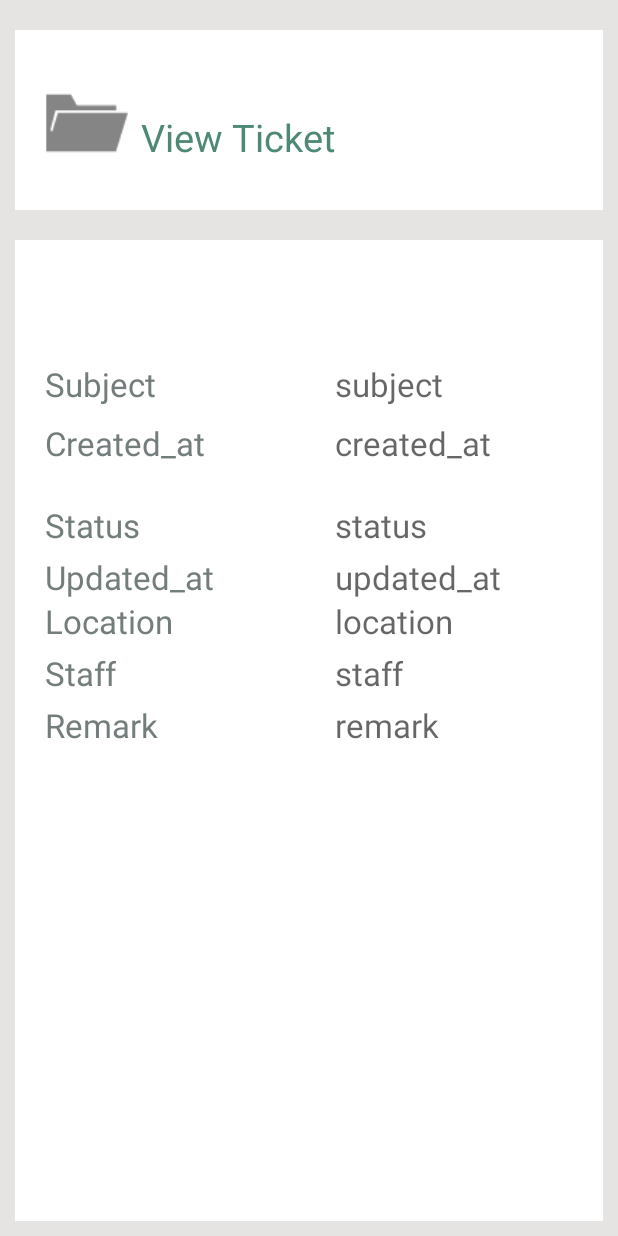
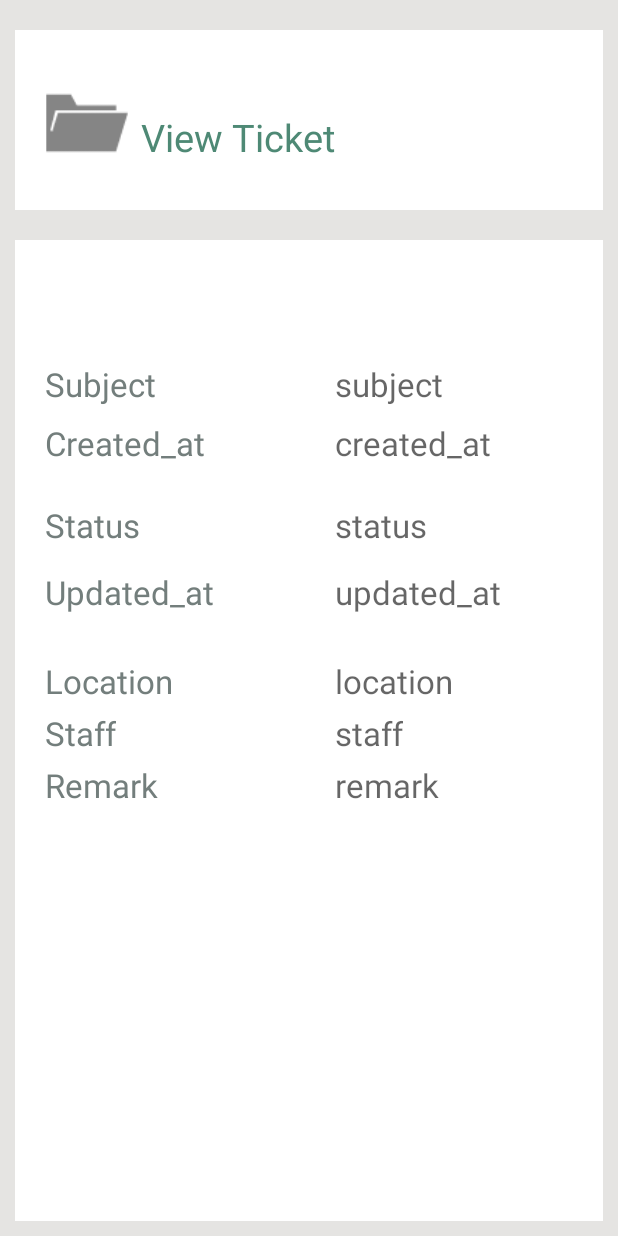
Before and after one commit to HarisHrz/GRAPPLECARE, an Android app: the display screen opened directly, with no data from a screen before it, on a phone screen of 412 x 824 dp. Run offline under Robolectric (Android 15) with nearby library versions, the phone set to English and light mode, and no system bars; 2 statements that could not run were skipped.

Commit message:
form.xml display.xml cleared

```diff
--- a/app/src/main/java/com/example/hp/grapplecare/MainActivity.java
+++ b/app/src/main/java/com/example/hp/grapplecare/MainActivity.java
@@ -5,7 +5,6 @@ import android.app.Dialog;
 import android.app.ProgressDialog;
 import android.content.Intent;
 import android.support.annotation.Nullable;
-import android.support.v7.app.ActionBarActivity;
 import android.view.Menu;
 import android.view.MenuItem;
 import android.view.Window;
@@ -72,7 +71,7 @@ public class MainActivity extends Activity {
         ok = (Button) findViewById(R.id.button1);
         num=(TextView) findViewById(R.id.number);
        EditText num;
-        int  n;
+
         }
 
 
--- a/app/src/main/java/com/example/hp/grapplecare/customer.java
+++ b/app/src/main/java/com/example/hp/grapplecare/customer.java
@@ -7,7 +7,6 @@ import android.content.DialogInterface;
 import android.content.Intent;
 import android.os.Bundle;
 import android.os.StrictMode;
-import android.support.v7.app.ActionBarActivity;
 import android.util.Base64;
 import android.util.Log;
 import android.view.View;
--- a/app/src/main/res/layout/display.xml
+++ b/app/src/main/res/layout/display.xml
@@ -117,7 +117,7 @@
         android:layout_height="wrap_content"
         android:textAppearance="?android:attr/textAppearanceMedium"
         android:text="Updated_at  "
-        android:layout_marginTop="5dp"
+        android:layout_marginTop="15dp"
         android:textColor="#737e7c"
         android:textSize="22sp"
         android:id="@+id/textView20"
@@ -132,14 +132,14 @@
         android:textColor="#737e7c"
         android:textSize="22sp"
         android:id="@+id/textView21"
-        android:layout_above="@+id/textView24"
+        android:layout_alignTop="@+id/textView20"
         android:layout_alignStart="@+id/textView23" />
     <TextView
         android:layout_width="wrap_content"
         android:layout_height="wrap_content"
         android:textAppearance="?android:attr/textAppearanceMedium"
         android:text="Location"
-
+        android:layout_marginTop="30dp"
         android:textColor="#737e7c"
         android:textSize="22sp"
         android:id="@+id/textView24"
--- a/app/src/main/res/layout/form.xml
+++ b/app/src/main/res/layout/form.xml
@@ -106,7 +106,7 @@
         android:hint="Product ID"
         android:layout_marginRight="25dp"
         android:textColor="#737e7c"
-
+        android:textSize="22sp"
         android:layout_alignBottom="@+id/textView12"
         android:layout_toEndOf="@+id/textView7" />
 
```
